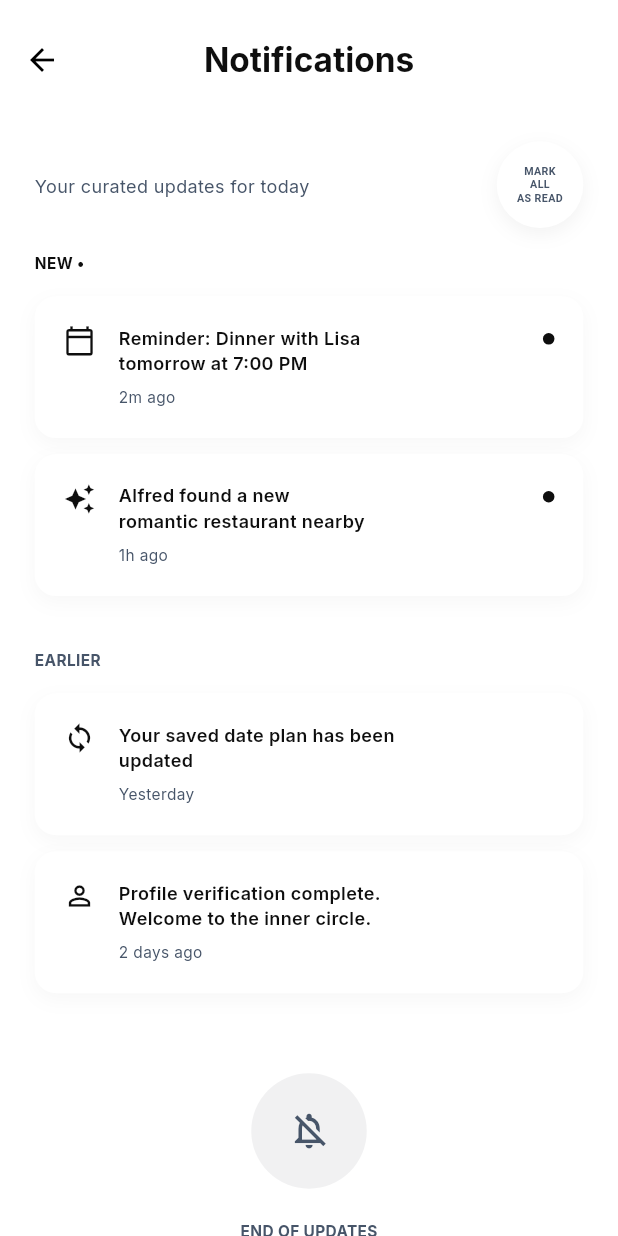
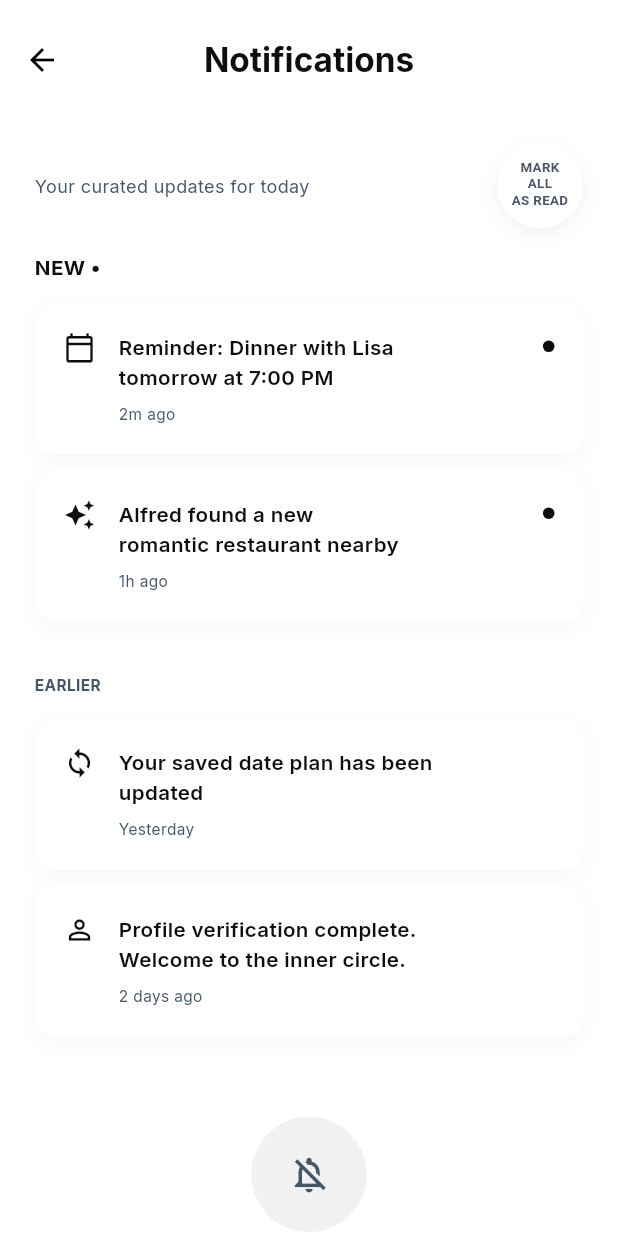
Before and after one commit to codeMAHDI/ALFRED-AI-CHATBOT, a Flutter app: the NotificationsScreen screen opened by its route, on a phone screen of 412 x 824 dp. Run offline on Flutter 3.47's test engine with Material 3 defaults, Android fonts, the phone set to English and light mode, and no system bars; our stand-ins replace cached_network_image, flutter_screenutil, flutter_spinkit, flutter_svg, fluttertoast, get and 4 more; accounts and stored records are empty.

Commit message:
started optimizing code: completed(notificationsScreen)

```diff
--- a/App Developer/catellio25/lib/features/notifications/view_models/notifications_controller.dart
+++ b/App Developer/catellio25/lib/features/notifications/view_models/notifications_controller.dart
@@ -1,5 +1,4 @@
 import 'package:get/get.dart';
 
 class NotificationsController extends GetxController {
-  // Add logic for notifications if needed
 }
--- a/App Developer/catellio25/lib/features/notifications/views/notifications_screen.dart
+++ b/App Developer/catellio25/lib/features/notifications/views/notifications_screen.dart
@@ -61,8 +61,8 @@ class NotificationsScreen extends GetView<NotificationsController> {
                         AppStrings.markAllAsRead,
                         textAlign: TextAlign.center,
                         style: TextStyle(
-                          fontSize: 8.sp,
-                          fontWeight: FontWeight.bold,
+                          fontSize: 10.sp,
+                          fontWeight: FontWeight.w700,
                           color: AppColors.greyShade,
                           height: 1.2,
                         ),
@@ -75,7 +75,7 @@ class NotificationsScreen extends GetView<NotificationsController> {
 
             CustomText(
               text: AppStrings.newUpdates,
-              fontSize: 12.sp,
+              fontSize: 16.sp,
               fontWeight: FontWeight.bold,
               color: AppColors.black,
             ),
@@ -187,7 +187,7 @@ class NotificationsScreen extends GetView<NotificationsController> {
               children: [
                 CustomText(
                   text: title,
-                  fontSize: 14.sp,
+                  fontSize: 16.sp,
                   fontWeight: FontWeight.w600,
                   color: AppColors.black,
                   maxLines: 2,
```
